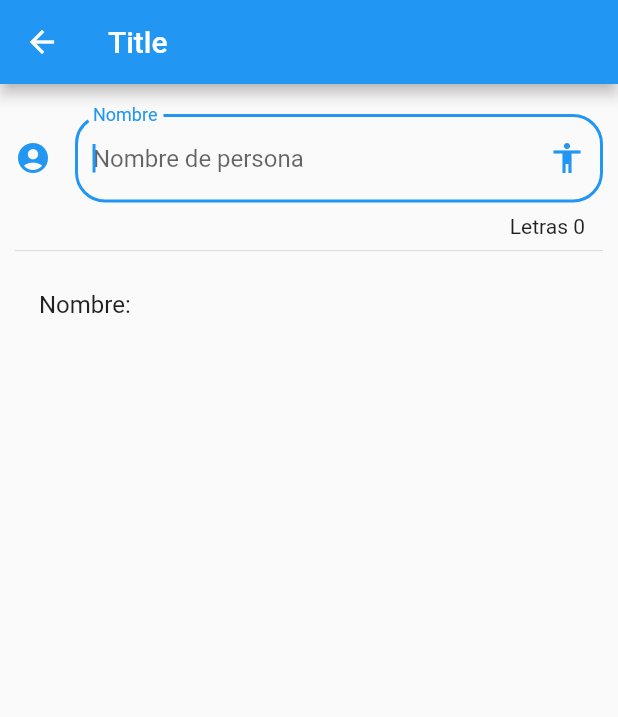
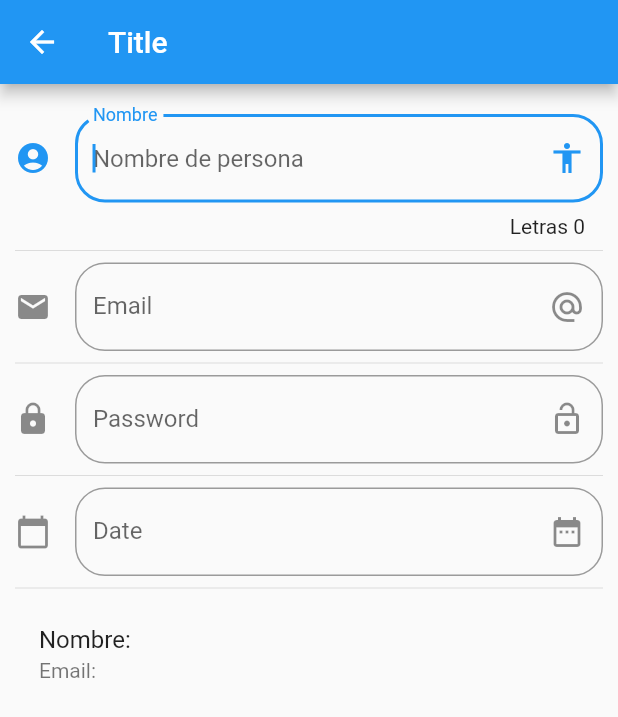
Before and after one commit to jaencarlosap/components_app_flutter, a Flutter app: the InputPage screen opened by its route, on a phone screen of 412 x 824 dp. Shown: the top 717 px of the screen. Run offline on Flutter 3.47's test engine with Material 2 defaults, Android fonts, the phone set to English and light mode, and no system bars.

Commit message:
create date field

```diff
--- a/lib/src/pages/input_page.dart
+++ b/lib/src/pages/input_page.dart
@@ -6,7 +6,12 @@ class InputPage extends StatefulWidget {
 }
 
 class _InputPageState extends State<InputPage> {
-  String _nombre = "";
+  String _nombre = '';
+  String _email = '';
+  String _password = '';
+  String _date = '';
+
+  TextEditingController _inputDate = new TextEditingController();
 
   @override
   Widget build(BuildContext context) {
@@ -19,6 +24,12 @@ class _InputPageState extends State<InputPage> {
         children: [
           _crearInput(),
           Divider(),
+          _crearEmail(),
+          Divider(),
+          _crearPassword(),
+          Divider(),
+          _crearDate(context),
+          Divider(),
           _imprimirPersona(),
         ],
       ),
@@ -30,7 +41,9 @@ class _InputPageState extends State<InputPage> {
       autofocus: true,
       textCapitalization: TextCapitalization.sentences,
       decoration: InputDecoration(
-        border: OutlineInputBorder(borderRadius: BorderRadius.circular(20.0)),
+        border: OutlineInputBorder(
+          borderRadius: BorderRadius.circular(20.0),
+        ),
         counter: Text('Letras ${_nombre.length}'),
         hintText: 'Nombre de persona',
         labelText: 'Nombre',
@@ -48,6 +61,83 @@ class _InputPageState extends State<InputPage> {
   Widget _imprimirPersona() {
     return ListTile(
       title: Text('Nombre: $_nombre'),
+      subtitle: Text('Email: $_email'),
     );
   }
+
+  Widget _crearEmail() {
+    return TextField(
+      keyboardType: TextInputType.emailAddress,
+      decoration: InputDecoration(
+        border: OutlineInputBorder(
+          borderRadius: BorderRadius.circular(20.0),
+        ),
+        hintText: 'Email',
+        labelText: 'Email',
+        suffixIcon: Icon(Icons.alternate_email),
+        icon: Icon(Icons.email),
+      ),
+      onChanged: (value) {
+        setState(() {
+          _email = value;
+        });
+      },
+    );
+  }
+
+  Widget _crearPassword() {
+    return TextField(
+      obscureText: true,
+      decoration: InputDecoration(
+        border: OutlineInputBorder(
+          borderRadius: BorderRadius.circular(20.0),
+        ),
+        hintText: 'Password',
+        labelText: 'Password',
+        suffixIcon: Icon(Icons.lock_open),
+        icon: Icon(Icons.lock),
+      ),
+      onChanged: (value) {
+        setState(() {
+          _password = value;
+        });
+      },
+    );
+  }
+
+  Widget _crearDate(BuildContext context) {
+    return TextField(
+      enableInteractiveSelection: false,
+      controller: _inputDate,
+      decoration: InputDecoration(
+        border: OutlineInputBorder(
+          borderRadius: BorderRadius.circular(20.0),
+        ),
+        hintText: 'Date',
+        labelText: 'Date',
+        suffixIcon: Icon(Icons.date_range),
+        icon: Icon(Icons.calendar_today),
+      ),
+      onTap: () {
+        FocusScope.of(context).requestFocus(new FocusNode());
+        _selectDate(context);
+      },
+    );
+  }
+
+  _selectDate(BuildContext context) async {
+    DateTime picked = await showDatePicker(
+      context: context,
+      initialDate: new DateTime.now(),
+      firstDate: new DateTime(2018),
+      lastDate: new DateTime(2025),
+    );
+
+    if (picked != null) {
+      setState(() {
+        _date = picked.toString();
+        _inputDate.text = _date;
+      });
+    }
+  }
 }
```
